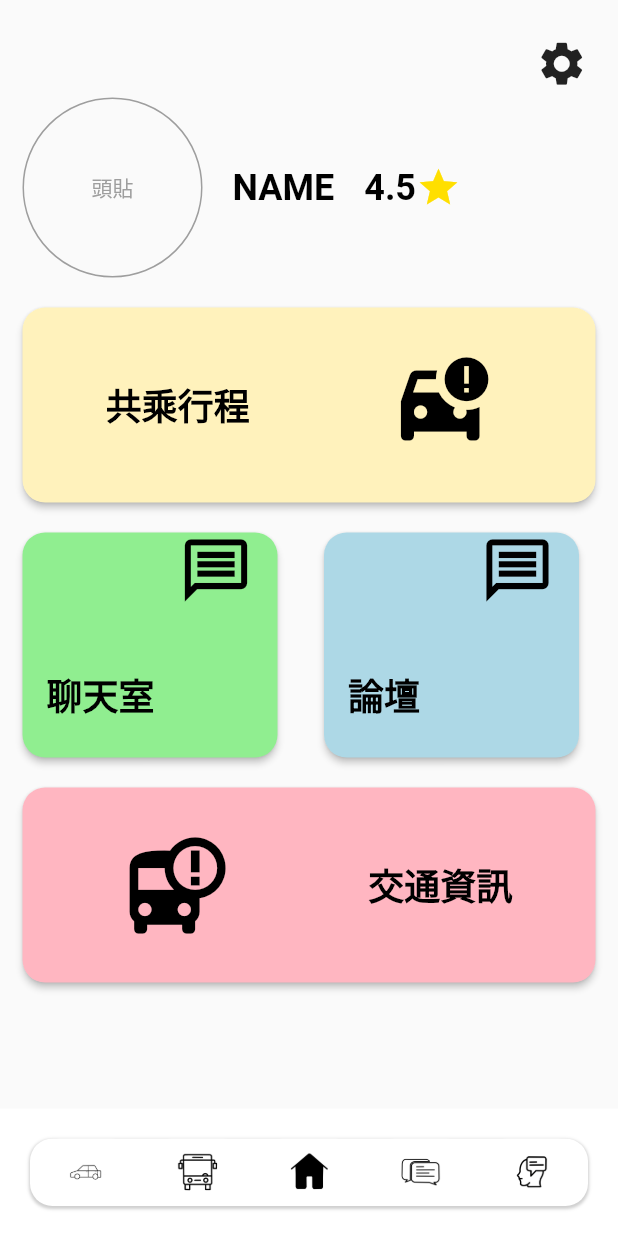
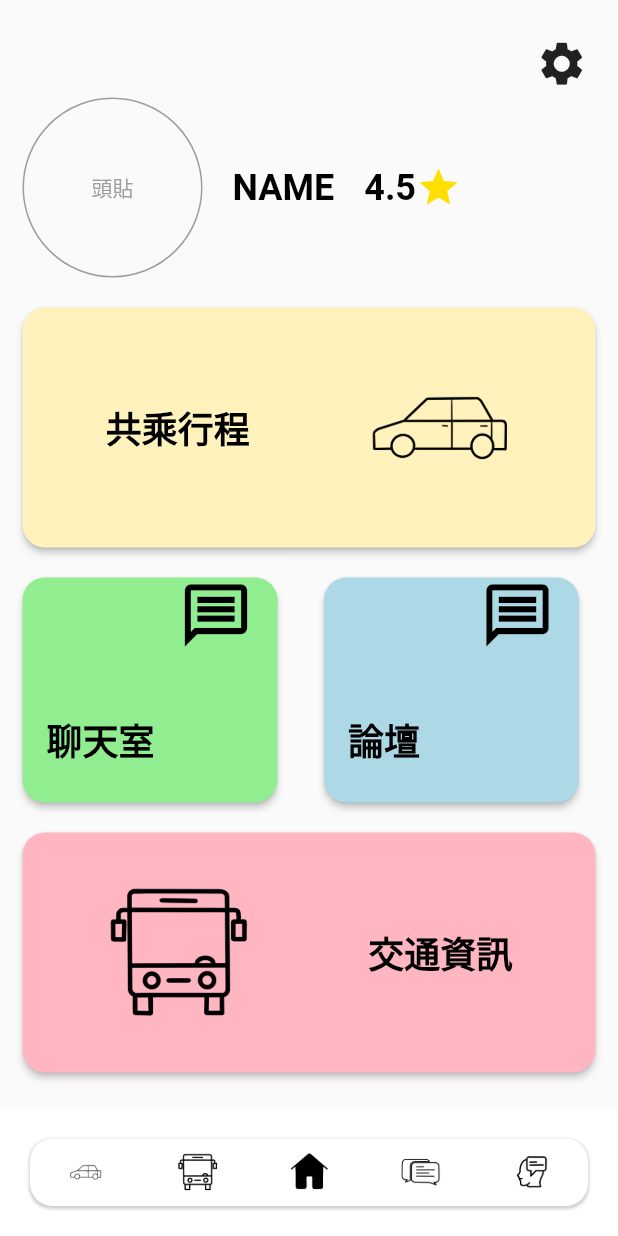
Before and after one commit to DraggyChen/pickup_flutter_app, a Flutter app: the screen it shows after launch, on a phone screen of 412 x 824 dp. Run offline on Flutter 3.47's test engine with Material 2 defaults, Android fonts, the phone set to English and light mode, and no system bars; our stand-ins replace image_picker, mask_text_input_formatter.

Commit message:
HOME: 共乘行程、交通資訊架構修改及上圖片

```diff
--- /dev/null
+++ b/lib/view/home/HomeStyles.dart
@@ -0,0 +1,64 @@
+import 'package:flutter/material.dart';
+
+class HomeStyles {
+  static const TextStyle topTitleStyle = TextStyle(
+    fontSize: 24.0,
+    fontWeight: FontWeight.bold,
+    color: Colors.black,
+  );
+
+  static const TextStyle leftContentStyle = TextStyle(
+    fontSize: 16.0,
+    fontWeight: FontWeight.bold,
+    color: Colors.black,
+  );
+
+  static const TextStyle ButtonContentStyle = TextStyle(
+    fontSize: 16.0,
+    fontWeight: FontWeight.bold,
+    color: Colors.black,
+  );
+
+  static const TextStyle TitleUsernameStyle = TextStyle(
+    fontSize: 24.0,
+    fontWeight: FontWeight.bold,
+    color: Colors.black,
+  );
+  static const TextStyle TitleUsernameStyle_larger = TextStyle(
+    fontSize: 30.0,
+    fontWeight: FontWeight.bold,
+    color: Colors.black,
+  );
+
+  static ButtonStyle car = ElevatedButton.styleFrom(
+    backgroundColor: Color.fromRGBO(255, 242, 188, 1),
+    // fixedSize: Size(400, 130),
+    shape: RoundedRectangleBorder(
+      borderRadius: BorderRadius.circular(15),
+    ),
+  );
+
+  static ButtonStyle home_message = ElevatedButton.styleFrom(
+    backgroundColor: Color.fromRGBO(144, 238, 144, 1),
+    fixedSize: Size(170, 150),
+    shape: RoundedRectangleBorder(
+      borderRadius: BorderRadius.circular(15),
+    ),
+  );
+  static ButtonStyle home_chat = ElevatedButton.styleFrom(
+    backgroundColor: Color.fromRGBO(173, 216, 230, 1),
+    fixedSize: Size(170, 150),
+    shape: RoundedRectangleBorder(
+      borderRadius: BorderRadius.circular(15),
+    ),
+  );
+
+  static ButtonStyle traffics = ElevatedButton.styleFrom(
+    backgroundColor: Color.fromRGBO(255, 182, 193, 1), // 粉红色
+    // fixedSize: Size(400, 130),
+    shape: RoundedRectangleBorder(
+      borderRadius: BorderRadius.circular(15),
+    ),
+  );
+
+}
--- /dev/null
+++ b/lib/view/home/RowBlockInfo.dart
@@ -0,0 +1,71 @@
+import 'package:flutter/material.dart';
+import 'HomeStyles.dart';
+
+class RowBlockInfo extends StatelessWidget {
+  final VoidCallback onPressed;
+  final String buttonText;
+  final String imagePath;
+  final ButtonStyle style;
+  final bool isReverse;  // 新增的參數
+
+  RowBlockInfo({
+    required this.onPressed,
+    required this.buttonText,
+    required this.imagePath,
+    required this.style,
+    this.isReverse = false,  // 預設值為 false
+  });
+
+  @override
+  Widget build(BuildContext context) {
+    return SizedBox(
+      width: 400,  // 請根據您的需求設定
+      height: 160, // 請根據您的需求設定
+      child: ElevatedButton(
+        style: style,
+        onPressed: onPressed,
+        child: Row(
+          children: isReverse  // 使用條件運算符判斷元素的順序
+              ? [
+            Expanded(
+              child: Align(
+                alignment: Alignment.center,
+                child: Image.asset(
+                  imagePath,
+                  width: 140,
+                  height: 140,
+                  fit: BoxFit.cover,
+                ),
+              ),
+            ),
+            Expanded(
+              child: Align(
+                alignment: Alignment.center,
+                child: Text(buttonText, style: HomeStyles.topTitleStyle),
+              ),
+            ),
+          ]
+              : [
+            Expanded(
+              child: Align(
+                alignment: Alignment.center,
+                child: Text(buttonText, style: HomeStyles.topTitleStyle),
+              ),
+            ),
+            Expanded(
+              child: Align(
+                alignment: Alignment.center,
+                child: Image.asset(
+                  imagePath,
+                  width: 400,
+                  height: 400,
+                  fit: BoxFit.cover,
+                ),
+              ),
+            ),
+          ],
+        ),
+      ),
+    );
+  }
+}
--- a/lib/view/home_page.dart
+++ b/lib/view/home/home_page.dart
@@ -1,6 +1,8 @@
 import 'package:flutter/material.dart';
 import 'package:pickup/style/styles.dart';
 import 'package:pickup/utils/CircleImagePicker.dart';
+import 'package:pickup/view/home/HomeStyles.dart';
+import 'package:pickup/view/home/RowBlockInfo.dart';
 import 'package:pickup/view/register/personal_data.dart';
 import 'package:pickup/view/settings/settings_page.dart';
 
@@ -87,32 +89,14 @@ class _HomePageState extends State<HomePage> {
               SizedBox(height: 20),
 
               /* 共乘行程 */
-              ElevatedButton(
-                style: CustomStyles.home_car,
-                onPressed: () {
-                  // 切換頁面
-                },
-                child: Row(
-                  children: [
-                    Expanded(
-                      child: Align(
-                        alignment: Alignment.center,
-                        child: Text('共乘行程', style: CustomStyles.topTitleStyle),
-                      ),
-                    ),
-                    Expanded(
-                      child: Align(
-                        alignment: Alignment.center,
-                        child: Icon(
-                          Icons.car_crash,
-                          size: 70,
-                          color: Colors.black,
-                        ),
-                      ),
-                    )
-                  ],
-                ),
+              RowBlockInfo(
+                onPressed: () {},
+                buttonText: "共乘行程",
+                imagePath: 'assets/images/home/car.png',
+                style: HomeStyles.car,
+                isReverse: false,
               ),
+
               SizedBox(height: 20),
 
               /* 聊天室、論壇 */
@@ -202,32 +186,39 @@ class _HomePageState extends State<HomePage> {
               SizedBox(height: 20),
 
               /* 交通資訊 */
-              ElevatedButton(
-                style: CustomStyles.home_traffics,
-                onPressed: () {
-                  // 切換頁面
-                },
-                child: Row(
-                  children: [
-                    Expanded(
-                      child: Align(
-                        alignment: Alignment.center,
-                        child: Icon(
-                          Icons.bus_alert,
-                          size: 70,
-                          color: Colors.black,
-                        ),
-                      ),
-                    ),
-                    Expanded(
-                      child: Align(
-                        alignment: Alignment.center,
-                        child: Text('交通資訊', style: CustomStyles.topTitleStyle),
-                      ),
-                    ),
-                  ],
-                ),
+              RowBlockInfo(
+                onPressed: () {},
+                buttonText: "交通資訊",
+                imagePath: 'assets/images/home/TrafficInfo.png',
+                style: HomeStyles.traffics,
+                isReverse: true,
               ),
+              // ElevatedButton(
+              //   style: CustomStyles.home_traffics,
+              //   onPressed: () {
+              //     // 切換頁面
+              //   },
+              //   child: Row(
+              //     children: [
+              //       Expanded(
+              //         child: Align(
+              //           alignment: Alignment.center,
+              //           child: Icon(
+              //             Icons.bus_alert,
+              //             size: 70,
+              //             color: Colors.black,
+              //           ),
+              //         ),
+              //       ),
+              //       Expanded(
+              //         child: Align(
+              //           alignment: Alignment.center,
+              //           child: Text('交通資訊', style: CustomStyles.topTitleStyle),
+              //         ),
+              //       ),
+              //     ],
+              //   ),
+              // ),
             ],
           ),
         ),
--- a/lib/view/navigation/navigation_bar.dart
+++ b/lib/view/navigation/navigation_bar.dart
@@ -2,7 +2,7 @@ import 'dart:io'; // 用於檢測操作系統
 
 import 'package:flutter/cupertino.dart';
 import 'package:flutter/material.dart';
-import 'package:pickup/view/home_page.dart';
+import 'package:pickup/view/home/home_page.dart';
 import 'package:pickup/view/navigation/navigation_button.dart';
 import 'package:pickup/view/register/personal_data.dart';
 import 'package:pickup/view/trafficInfo/trafficInfo.dart';
--- a/pubspec.yaml
+++ b/pubspec.yaml
@@ -59,6 +59,7 @@ flutter:
     - assets/
     - assets/images/navbar/
     - assets/images/trafficinfo/
+    - assets/images/home/
 
   # The following line ensures that the Material Icons font is
   # included with your application, so that you can use the icons in
```
Also changed, not shown: assets/images/home/TrafficInfo.png (added), assets/images/home/car.png (added).
